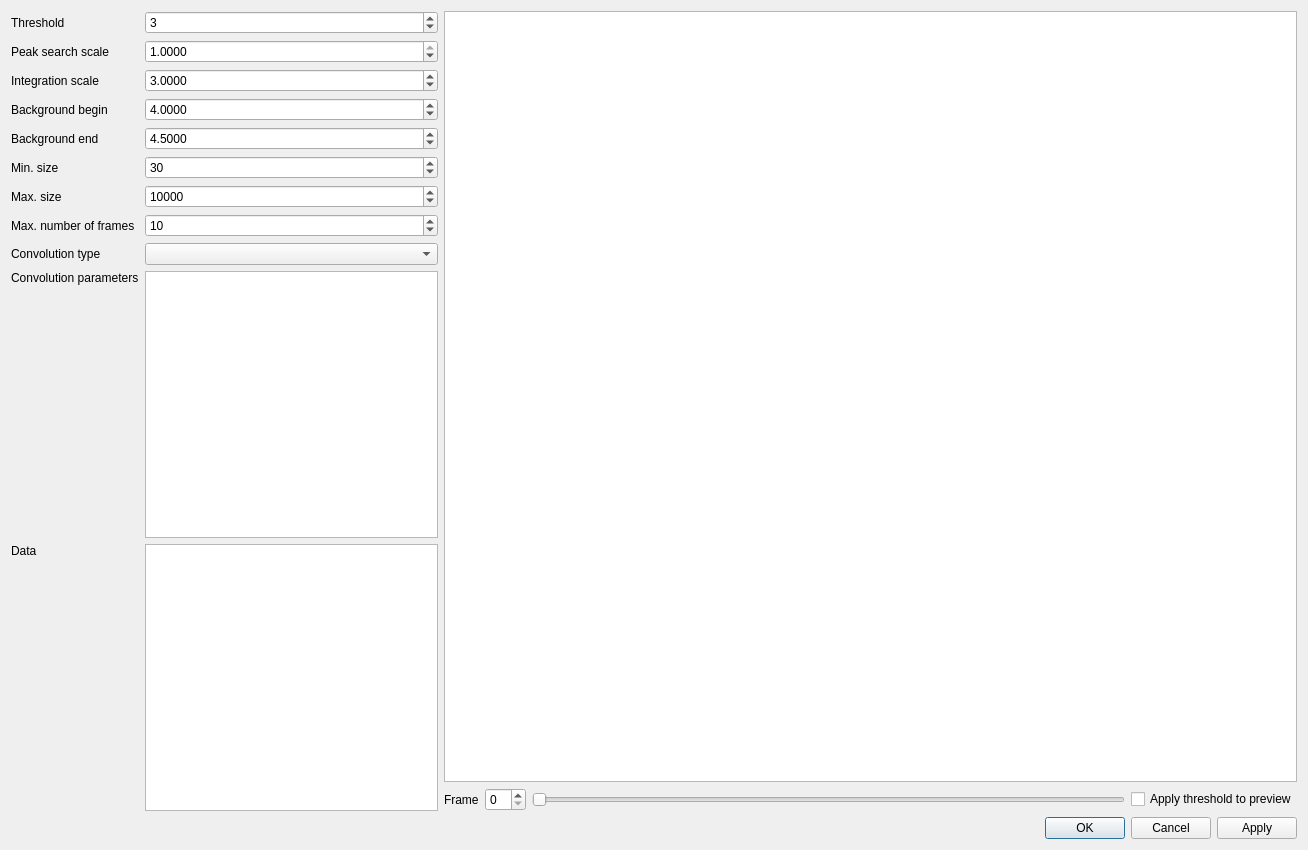
Old version of the form apps/nsxqt/ui/DialogPeakFind.ui in the repository k61n/openhkl.
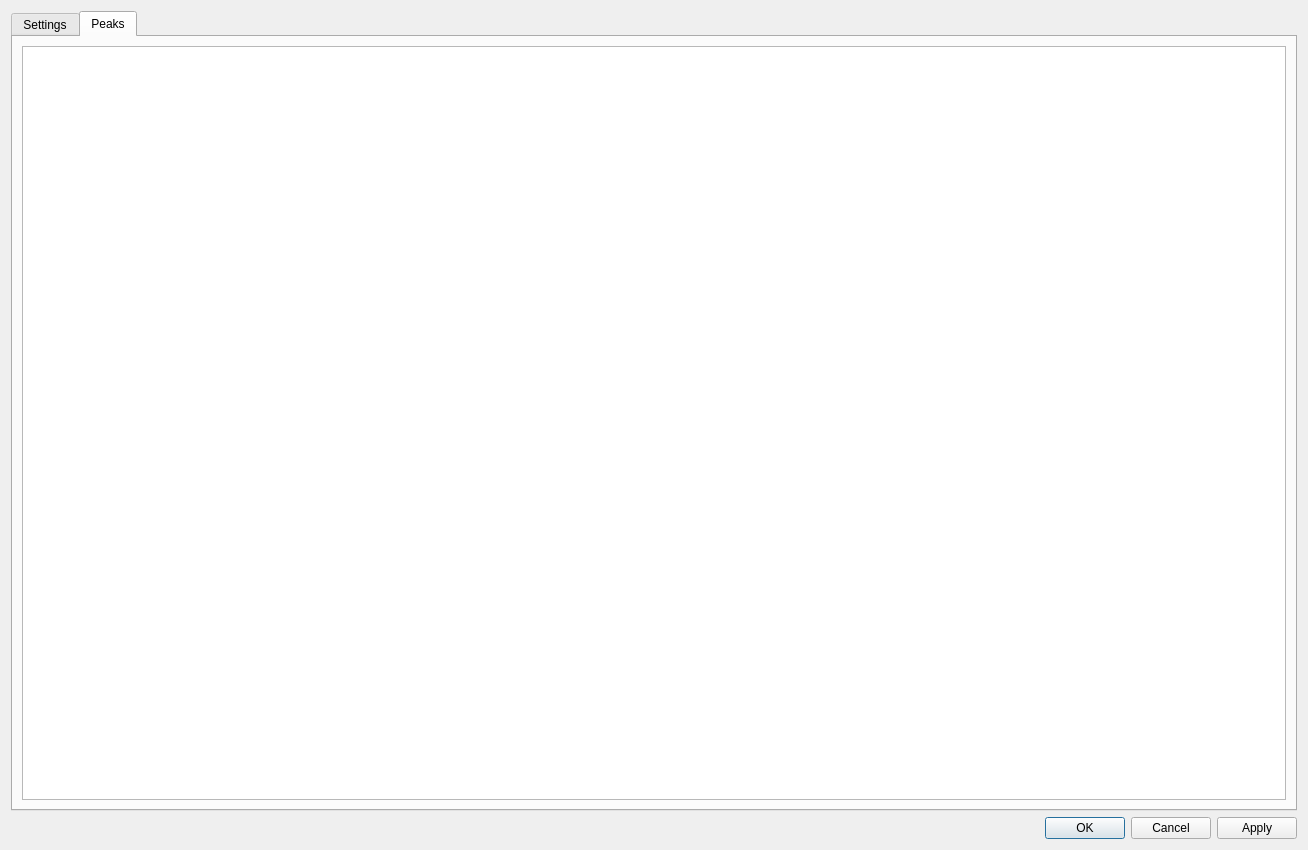
New version of the form. The open tabs and pages were chosen to show the change. Custom widgets are drawn as their Qt base class.

Commit message: Made the peak find dialog modeless

```diff
--- a/apps/nsxqt/ui/DialogPeakFind.ui
+++ b/apps/nsxqt/ui/DialogPeakFind.ui
@@ -24,6 +24,16 @@
   </property>
   <layout class="QVBoxLayout" name="verticalLayout_3">
    <item>
+    <widget class="QTabWidget" name="tabs">
+     <property name="currentIndex">
+      <number>0</number>
+     </property>
+     <widget class="QWidget" name="settings_tab">
+      <attribute name="title">
+       <string>Settings</string>
+      </attribute>
+      <layout class="QHBoxLayout" name="horizontalLayout_3">
+       <item>
     <layout class="QHBoxLayout" name="horizontalLayout_2" stretch="1,2">
      <item>
       <layout class="QGridLayout" name="gridLayout">
@@ -290,6 +300,21 @@
      </item>
     </layout>
    </item>
+      </layout>
+      <zorder></zorder>
+     </widget>
+     <widget class="QWidget" name="peaks_tab">
+      <attribute name="title">
+       <string>Peaks</string>
+      </attribute>
+      <layout class="QHBoxLayout" name="horizontalLayout_4">
+       <item>
+        <widget class="PeakTableView" name="peaks"/>
+       </item>
+      </layout>
+     </widget>
+    </widget>
+   </item>
    <item>
     <widget class="QDialogButtonBox" name="cancelOK">
      <property name="standardButtons">
@@ -299,6 +324,13 @@
    </item>
   </layout>
  </widget>
+ <customwidgets>
+  <customwidget>
+   <class>PeakTableView</class>
+   <extends>QTableView</extends>
+   <header>PeakTableView.h</header>
+  </customwidget>
+ </customwidgets>
  <resources/>
  <connections/>
 </ui>
```
Lines whose indentation alone changed are shown as unchanged. The commit also changes 6 other files.
